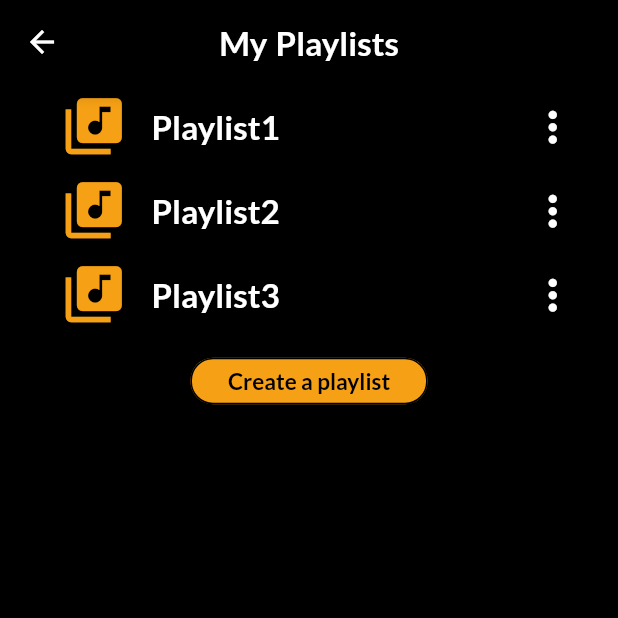
After one commit to sangn2911/MusicApp, a Flutter app: the Library screen opened directly, after a tap on "My Playlist", on a phone screen of 412 x 824 dp, the top half of it. The commit adds this screen. Run offline on Flutter 3.47's test engine with Material 2 defaults, Android fonts, the phone set to English and light mode, and no system bars; our stand-ins replace rxdart; missing offline and left inert: flute_music_player; network calls fail.

Commit message:
playlist button

```diff
--- a/lib/Custom/custemText.dart
+++ b/lib/Custom/custemText.dart
@@ -28,6 +28,7 @@ class TextLato extends StatelessWidget {
       str,
       overflow: TextOverflow.ellipsis,
       style: TextStyle(
+        wordSpacing: 1.15,
         color: color,
         fontSize: size,
         fontFamily: 'Lato',
--- /dev/null
+++ b/lib/Data/infoControllerBloC.dart
@@ -0,0 +1,44 @@
+import 'dart:math';
+// import 'package:MusicApp/OnlineFeature/httpTest.dart';
+import 'package:MusicApp/Data/playlistModel.dart';
+import 'package:MusicApp/Data/songModel.dart';
+import 'package:MusicApp/Data/userModel.dart';
+import 'package:MusicApp/OnlineFeature/httpService.dart';
+import 'package:flute_music_player/flute_music_player.dart';
+import 'package:rxdart/rxdart.dart';
+
+class InfoControllerBloC {
+
+  BehaviorSubject<UserModel> _userInfo;
+  BehaviorSubject<List<String>> playlists;
+
+  BehaviorSubject<UserModel> get userInfo => _userInfo;
+
+  InfoControllerBloC(){
+    _initStreams();
+  }
+
+  void _initStreams(){
+    UserModel initUser = UserModel(name: "Sang", email: "sangn2911@gmail.com", phone: "0935594725", coin: 0, isVip: 0);
+    _userInfo = BehaviorSubject<UserModel>.seeded(initUser);
+    playlists = BehaviorSubject<List<String>>.seeded(["Playlist1", "Playlist2", "Playlist3"]);
+  }
+
+
+  Future<void> fetchPlaylists(String name) async {
+    List<String> response = await fetchPlaylist(name);
+    playlists.add(response);
+  }
+
+  void dispose(){
+    playlists.close();
+  }
+
+  void saveUserInfo(UserModel userInfo){
+    _userInfo.add(userInfo);
+  }
+
+  void changeUserName(String name){
+    _userInfo.value.name = name;
+  }
+}
--- a/lib/Data/mainControlBloC.dart
+++ b/lib/Data/mainControlBloC.dart
@@ -1,16 +1,22 @@
 import 'dart:math';
 // import 'package:MusicApp/OnlineFeature/httpTest.dart';
+import 'package:MusicApp/Data/playlistModel.dart';
 import 'package:MusicApp/Data/songModel.dart';
 import 'package:MusicApp/OnlineFeature/httpService.dart';
 import 'package:flute_music_player/flute_music_player.dart';
 import 'package:rxdart/rxdart.dart';
+
+import 'infoControllerBloC.dart';
 
 enum PlayerState { stopped, playing, paused }
 enum PlayerMode { shuffle, repeat, normal }
 
 class MainControllerBloC{
 
+  InfoControllerBloC infoBloC;
+
 //List
+
   BehaviorSubject<List<SongItem>> favourite;
 
 //List management
@@ -50,6 +56,7 @@ class MainControllerBloC{
   BehaviorSubject<PlayerMode> get playerMode => _playerMode;
 
   MainControllerBloC(){
+    infoBloC = InfoControllerBloC();
     _initStreams();
     _initAudioPlayer();
     _initCurrentSong();
@@ -133,6 +140,9 @@ class MainControllerBloC{
     favourite.add(fav);
   }
 
+
+
+
   Future<void> fetchSongs() async {
     print("Fectch Songs");
     await MusicFinder.allSongs()
@@ -165,7 +175,7 @@ class MainControllerBloC{
   }
 
 //Basic Function
-  play(Song song) {
+  play(Song song, {Playlist playlist}) {
     _currentSong.add(song);
     _audioPlayer.play(song.uri, isLocal: false);
     _playerState.add(PlayerState.playing);
@@ -226,8 +236,6 @@ class MainControllerBloC{
       playRandomSong();
     }
     else
-      //if (fromDB.value == true) playOnline(_currentSongOnline.value);
-      //else
       next();
   }
 
--- /dev/null
+++ b/lib/Data/playlistModel.dart
@@ -0,0 +1,28 @@
+import 'dart:convert';
+
+import 'package:MusicApp/Data/songModel.dart';
+
+Playlist playlistFromJson(String str) => Playlist.fromJson(json.decode(str));
+
+String playlistToJson(Playlist data) => json.encode(data.toJson());
+
+class Playlist {
+    Playlist({
+        this.name,
+        this.songlist,
+    });
+
+    String name;
+    List<SongItem> songlist;
+
+    factory Playlist.fromJson(Map<String, dynamic> json) => Playlist(
+        name: json["name"],
+        songlist: List<SongItem>.from(json["songlist"].map((x) => SongItem.fromJson(x))),
+    );
+
+    Map<String, dynamic> toJson() => {
+        "name": name,
+        "songlist": List<dynamic>.from(songlist.map((x) => x.toJson())),
+    };
+
+}
--- a/lib/Data/songModel.dart
+++ b/lib/Data/songModel.dart
@@ -32,12 +32,13 @@ class SongItem {
     String artist;
 
     factory SongItem.fromJson(Map<String, dynamic> json) => SongItem(
-        id: json["id"],
+        id: json["_id"],
         title: json["title"] == null ? "Unknown" : json["title"],
         artist: json["artist"] == null ? "Unknown" : json["artist"],
     );
 
     Map<String, dynamic> toJson() => {
+        "id": id,
         "title": title,
         "artist": artist,
     };
--- a/lib/OnlineFeature/UI/library.dart
+++ b/lib/OnlineFeature/UI/library.dart
@@ -1,14 +1,40 @@
 
 // import 'package:MusicApp/Feature/currentPlaying.dart';
 // import 'package:MusicApp/Feature/musicPlayer.dart';
+import 'package:MusicApp/Data/mainControlBloC.dart';
+import 'package:MusicApp/Data/playlistModel.dart';
+import 'package:MusicApp/Data/userModel.dart';
+import 'package:MusicApp/OnlineFeature/UI/playlist.dart';
+import 'package:MusicApp/OnlineFeature/httpService.dart';
 import 'package:flutter/material.dart';
 import 'package:MusicApp/Custom/color.dart';
 import 'package:MusicApp/Custom/customIcons.dart';
 import 'package:MusicApp/Custom/custemText.dart';
+import 'package:MusicApp/OnlineFeature/httpService.dart';
+import 'package:provider/provider.dart';
 
-class Library extends StatelessWidget {
+
+class Library extends StatefulWidget {
+
+  // final UserModel userInfo;
+  // Library(this.userInfo);
+
+  @override
+  _LibraryState createState() => _LibraryState();
+}
+
+class _LibraryState extends State<Library> {
+
+
+  @override
+  void initState() {
+    super.initState();
+
+  }
+
   @override
   Widget build(BuildContext context) {
+    final MainControllerBloC mp = Provider.of<MainControllerBloC>(context);
     return SafeArea(
       child: Scaffold(
         backgroundColor: Colors.black,
@@ -23,34 +49,93 @@ class Library extends StatelessWidget {
           child: Column(
             crossAxisAlignment: CrossAxisAlignment.start,
             children: <Widget> [
-              ListTile(
-                leading: Icon(
-                  Icons.playlist_add,
-                  size: 40,
-                  color: ColorCustom.orange,
-                ),
-                title: TextLato("Create playlist", Colors.white, 22, FontWeight.w500),
-              ),
-              ListTile(
-                leading: Icon(
-                  Icons.star,
-                  size: 40,
-                  color: ColorCustom.orange,
-                ),
-                title: TextLato("Favourite Songs", Colors.white, 22, FontWeight.w500),
-              ),
-              ListTile(
-                leading: Icon(
-                  IconCustom.album_1,
-                  size: 40,
-                  color: ColorCustom.orange,
-                ),
-                title: TextLato("My Playlist", Colors.white, 22, FontWeight.w500),
-              ),
+              listTile(Icons.playlist_add,"Create playlist",(){
+                createPlayList(context, mp);
+              }),
+              listTile(Icons.star,"Favourite Songs",(){}),
+              listTile(IconCustom.album_1,"My Playlist",() async{
+                UserModel userInfo =  mp.infoBloC.userInfo.value;
+                //String username = userInfo.name;
+                //List<String> playlists = await fetchPlaylist(userInfo.name);
+                mp.infoBloC.fetchPlaylists("Tri");
+                Navigator.push(context,
+                  MaterialPageRoute(
+                    builder: (context) => Playlists(mp, userInfo),
+                  )
+                );
+              }),
             ]
           ),
         ),
       ),
     );
   }
+
+  Widget listTile(IconData icon,String str, Function() function){
+    return ListTile(
+      leading: Icon(
+        icon,
+        size: 40,
+        color: ColorCustom.orange,
+      ),
+      title: TextLato(str, Colors.white, 22, FontWeight.w500),
+      onTap: function,
+    );
+  }
+
+  final TextEditingController customController = TextEditingController(text: "");
+
+  Future<String> createPlayList(BuildContext context, MainControllerBloC mp){
+    return showDialog(
+      context: context,
+      builder: (context){
+        return AlertDialog(
+          backgroundColor: ColorCustom.grey,
+          title: TextLato("New playlist's name:",Colors.amber, 20, FontWeight.w700),
+          content: TextField(
+            obscureText: false,
+            controller: customController,
+            style: TextStyle(
+              fontSize: 20.0,
+              fontFamily: 'Lato',
+              fontWeight: FontWeight.w400,
+              color: Colors.amber,
+            ),
+            cursorColor: Colors.black,
+            decoration: InputDecoration(
+              focusedBorder: UnderlineInputBorder(
+                borderSide: BorderSide(color: Colors.black)
+              )
+            ),
+          ),
+          actions: <Widget>[
+            MaterialButton(
+              elevation: 5.0,
+              child: TextLato("Confirm",Colors.amber, 20, FontWeight.w700),
+              onPressed: () async{
+                List<String> playlists = await createPlaylist(customController.text, mp.infoBloC.userInfo.value.name);
+                if ( playlists == null ) {
+                  createAlertDialog("Playlist's name exist", context);
+                }
+                else{
+                  mp.infoBloC.playlists.add(playlists);
+                  Navigator.pop(context);
+                }
+
+              },
+            ),
+            MaterialButton(
+              elevation: 5.0,
+                child: TextLato("Cancel",Colors.amber, 20, FontWeight.w700),
+              onPressed: (){
+                Navigator.of(context).pop(customController.text.toString());
+              },
+            )
+          ],
+        );
+      }
+    );
+  }
+
+
 }
--- a/lib/OnlineFeature/UI/login.dart
+++ b/lib/OnlineFeature/UI/login.dart
@@ -147,7 +147,7 @@ class Login extends StatelessWidget {
                 context,
                 MaterialPageRoute(
                   builder: (context) => GoOnline(null),
-                  )
+                )
                 // PageRouteBuilder(
                 //   transitionDuration: Duration(milliseconds: 550),
                 //   transitionsBuilder: (BuildContext context,
--- /dev/null
+++ b/lib/OnlineFeature/UI/playlist.dart
@@ -0,0 +1,254 @@
+import 'dart:ui';
+
+import 'package:MusicApp/Data/mainControlBloC.dart';
+import 'package:MusicApp/Data/playlistModel.dart';
+import 'package:MusicApp/Data/userModel.dart';
+import 'package:MusicApp/Feature/currentPlaying.dart';
+import 'package:MusicApp/Feature/musicPlayer.dart';
+import 'package:MusicApp/OnlineFeature/httpService.dart';
+import 'package:flutter/material.dart';
+import 'package:MusicApp/Custom/color.dart';
+import 'package:MusicApp/Custom/customIcons.dart';
+import 'package:MusicApp/Custom/custemText.dart';
+import 'package:MusicApp/OnlineFeature/httpService.dart';
+
+
+class Playlists extends StatefulWidget {
+
+  final MainControllerBloC mp;
+  final UserModel userInfo;
+  Playlists(this.mp, this.userInfo);
+
+  @override
+  _PlaylistsState createState() => _PlaylistsState();
+
+}
+
+class _PlaylistsState extends State<Playlists> {
+
+  bool isUsed = false;
+
+  @override
+  Widget build(BuildContext context) {
+    return SafeArea(
+      child: Scaffold(
+        appBar: AppBar(
+          backgroundColor: Colors.black,
+          centerTitle: true,
+          leading: BackButton(
+            color: Colors.white,
+            onPressed: (){
+              Navigator.pop(context);
+            }
+          ),
+          title: TextLato("My Playlists", Colors.white, 22, FontWeight.w700),
+        ),
+        body: Stack(
+          children: <Widget>[
+            body(),
+            Positioned(
+              left: 0,
+              right: 0,
+              bottom: 0,
+              child: Column(
+                children: <Widget> [
+                  currentPlaying(widget.mp),
+                ]
+              )
+            ),
+          ]
+        ),
+      ),
+    );
+  }
+
+  Widget body(){
+    MainControllerBloC _mp = widget.mp;
+    return Container(
+      color: Colors.black,
+      child: StreamBuilder(
+        stream: _mp.infoBloC.playlists,
+        builder: (BuildContext context, AsyncSnapshot<List<String>> snapshot){
+          if (!snapshot.hasData){
+            return Center(
+              child: CircularProgressIndicator(
+                backgroundColor: Colors.black,
+                valueColor: AlwaysStoppedAnimation(Colors.white),
+              ),
+            );
+          }
+          List<String> playlists = snapshot.data;
+          print(playlists);
+
+          if (playlists.length == 0){
+            return noPlaylist();
+          }
+          else
+            return listPlaylist(context, playlists);
+        }
+      )
+    );
+  }
+
+  Widget listPlaylist(BuildContext context, List<String> playlists){
+    return ListView.builder(
+      physics: BouncingScrollPhysics(),
+      itemCount: playlists.length + 2,
+      itemBuilder: (BuildContext context, int index){
+        if (index == playlists.length)
+          return Container(
+            height: 60,
+            child: Center(
+              child: createPlaylistButton(),
+            ),
+          );
+        if (index == playlists.length + 1)
+          return widget.mp.isUsed.value ? Container(height: 60) : Container();
+        String playlist = playlists[index];
+        return playListCard(playlist);
+        },
+    );
+  }
+
+  Widget playListCard(String playlist){
+    return ListTile(
+      contentPadding: EdgeInsets.only(left: 40, right: 20),
+      leading: Icon(
+        Icons.library_music,
+        color: ColorCustom.orange,
+        size: 45,
+      ),
+      title: TextLato(playlist, Colors.white, 22, FontWeight.w700),
+      trailing: IconButton(
+        icon: Icon(
+          Icons.more_vert,
+          color: Colors.white,
+          size: 33,
+        ),
+        onPressed: (){}
+      ),
+    );
+  }
+
+  Widget noPlaylist(){
+    return Center(
+      child: Column(
+        mainAxisAlignment: MainAxisAlignment.center,
+        //crossAxisAlignment: CrossAxisAlignment.center,
+        children: <Widget> [
+          TextLato("No playlist found.", Colors.white, 19, FontWeight.w500),
+          TextLato("Create new one?", Colors.white, 18, FontWeight.w500),
+          createPlaylistButton(),
+        ]
+      )
+    );
+  }
+
+  Widget createPlaylistButton(){
+    return ButtonTheme(
+      height: 31,
+      minWidth: 158,
+      buttonColor: ColorCustom.orange,
+      child: RaisedButton(
+        onPressed: ((){
+          createPlaylistPopUp(context);
+        }),
+        shape: RoundedRectangleBorder(
+          borderRadius: BorderRadius.circular(15.0),
+          side: BorderSide(color: Colors.black)
+        ),
+        child: Text(
+          "Create a playlist",
+          style: TextStyle(
+            fontFamily: 'Lato',
+            fontWeight: FontWeight.w700,
+            color: Colors.black,
+            fontSize: 15,
+          ),
+        ),
+      ),
+    );
+  }
+
+  Widget currentPlaying(MainControllerBloC mp){
+    return StreamBuilder<bool>(
+      stream: mp.isUsed,
+      builder: (BuildContext context, AsyncSnapshot<bool> snapshot){
+        if (!snapshot.hasData){
+          return Container();
+        }
+        return !snapshot.data
+          ? Container()
+          : GestureDetector(
+            onTap: (){
+              Navigator.push(
+                context,
+                MaterialPageRoute(
+                  builder: (context) => MusicPlayer(mp),
+                )
+              );
+            },
+            child: CurrentPlayBar(mp)
+          );
+      },
+    );
+  }
+
+  final TextEditingController customController = TextEditingController(text: "");
+
+  Future<String> createPlaylistPopUp(BuildContext context){
+    return showDialog(
+      context: context,
+      builder: (context){
+        return BackdropFilter(
+          filter: ImageFilter.blur(sigmaX: 3, sigmaY: 3),
+          child: AlertDialog(
+            backgroundColor: Colors.black,
+            title: TextLato("New playlist's name:",Colors.white, 20, FontWeight.w700),
+            content: TextField(
+              obscureText: false,
+              controller: customController,
+              style: TextStyle(
+                fontSize: 20.0,
+                fontFamily: 'Lato',
+                fontWeight: FontWeight.w400,
+                color: Colors.white,
+              ),
+              cursorColor: Colors.white,
+              decoration: InputDecoration(
+                enabledBorder: UnderlineInputBorder(
+                  borderSide: BorderSide(color: Colors.white)
+                ),
+                border: UnderlineInputBorder(
+                  borderSide: BorderSide(color: Colors.white)
+                ),
+                focusedBorder: UnderlineInputBorder(
+                  borderSide: BorderSide(color: Colors.white)
+                )
+              ),
+            ),
+            actions: <Widget>[
+              MaterialButton(
+                elevation: 5.0,
+                child: TextLato("Confirm",Colors.white, 20, FontWeight.w700),
+                onPressed: () async{
+                  List<String> playlists = await createPlaylist(customController.text, widget.userInfo.name);
+                  //widget.mp.playlists.add(playlists);
+                  Navigator.pop(context);
+                },
+              ),
+              MaterialButton(
+                elevation: 5.0,
+                  child: TextLato("Cancel",Colors.white, 20, FontWeight.w700),
+                onPressed: (){
+                  Navigator.of(context).pop(customController.text.toString());
+                },
+              )
+            ],
+          ),
+        );
+      }
+    );
+  }
+
+}
--- a/lib/OnlineFeature/UI/purchase.dart
+++ b/lib/OnlineFeature/UI/purchase.dart
@@ -109,7 +109,7 @@ class Purchase extends StatelessWidget {
         leading: image,
         title: text(bankName, color: Colors.amber),
         onTap: (){
-          createAlert(context, bankName).then((onValue) => print(onValue));// send to database
+          createAlert(context, bankName).then((onValue) => print(onValue)); // send to database
         },
       ),
     );
--- a/lib/OnlineFeature/httpService.dart
+++ b/lib/OnlineFeature/httpService.dart
@@ -1,5 +1,6 @@
 import 'dart:convert';
 
+//import 'package:MusicApp/Data/playlistModel.dart';
 import 'package:MusicApp/Data/songModel.dart';
 import 'package:MusicApp/Data/userModel.dart';
 import 'package:flute_music_player/flute_music_player.dart';
@@ -93,7 +94,33 @@ Future<bool> logOut(String name) async{
 
 }
 
+Future<bool> transactionForCoin(String name) async{
+
+  Map data = {
+    "service": "bank",
+    "username": name,
+  };
+
+  String body = json.encode(data);
+
+  final response = await http.post(url,
+    body: body,
+  );
+
+  print("Status Code: ${response.statusCode}");
+
+  if (response.statusCode == 200){
+    return true;
+  }
+  else {
+    return false;
+  }
+
+}
+
 Future<List<SongItem>> getfavourite() async{
+
+  //return [];
 
   Map data = {
     "service": "favouriteLst",
@@ -105,15 +132,14 @@ Future<List<SongItem>> getfavourite() async{
     body: body,
   );
 
-  print("Status Code: ${response.statusCode}");
-  print("Body: ${response.body}");
+  //print("Status Code: ${response.statusCode}");
 
   if (response.statusCode == 200){
     Favourite favouriteList = favouriteFromJson(response.body);
     return favouriteList.favourite;
   }
   else {
-    return null;
+    return [];
   }
 
 }
@@ -122,7 +148,7 @@ Future<Song> getSong(String id) async{
 
   Map data = {
     "service": "songLink",
-    "id": id,
+    "_id": id,
   };
 
   String body = json.encode(data);
@@ -132,8 +158,9 @@ Future<Song> getSong(String id) async{
   );
 
   print("Status Code: ${response.statusCode}");
-  print("Body: ${response.body}");
+
   if (response.statusCode == 200){
+    print("Body Song: ${response.body}");
     var jsondecode = json.decode(response.body);
     Song song = Song(
       null,
@@ -153,6 +180,95 @@ Future<Song> getSong(String id) async{
 
 }
 
+Future<List<String>> fetchPlaylist(String username) async{
+
+  Map data = {
+    "service": "myPlaylist",
+    "username": username,
+  };
+
+  String body = json.encode(data);
+
+  final response = await http.post(url,
+    body: body,
+  );
+
+  // print("Status Code: ${response.statusCode}");
+  // print("Body: ${response.body}");
+
+  if (response.statusCode == 200) {
+    var jsondecode = json.decode(response.body);
+    List<dynamic> playlists = jsondecode["result"];
+    List<String> result = playlists.cast<String>().toList();
+    return result;
+  }
+  else {
+    return null;
+  }
+
+}
+
+
+Future<List<String>> createPlaylist(String name, String username) async{
+
+  Map data = {
+    "service": "createPlaylist",
+    "playlistname": name,
+    "username": username,
+  };
+
+  String body = json.encode(data);
+
+  final response = await http.post(url,
+    body: body,
+  );
+
+  print("Status Code: ${response.statusCode}");
+
+
+  if (response.statusCode == 200) {
+    print("Body Playlist: ${response.body}");
+    var jsondecode = json.decode(response.body);
+
+
+    List<dynamic> playlists = jsondecode;
+    List<String> result = playlists.cast<String>().toList();
+    return result;
+  }
+  else {
+    return null;
+  }
+
+}
+
+Future<void> playlistAdd(String name, String username, String id) async{
+
+  Map data = {
+    "service": "addPlaylist",
+    "playlistname": name,
+    "username": username,
+    "_id": id,
+  };
+
+  String body = json.encode(data);
+
+  final response = await http.post(url,
+    body: body,
+  );
+
+  print("Status Code: ${response.statusCode}");
+  print("Body: ${response.body}");
+  if (response.statusCode == 200){
+    var jsondecode = json.decode(response.body);
+  }
+  else {
+    return null;
+  }
+
+}
+
+
+
 createAlertDialog(String str, BuildContext context){
   return showDialog(context: context, builder: (context){
     return AlertDialog(
@@ -163,7 +279,7 @@ createAlertDialog(String str, BuildContext context){
             fontSize: 20,
             color: Colors.red
           ),
-          ),
+        ),
       ),
     );
   });
```
Also changed, not shown: lib/Feature/currentPlaying.dart (+7 -1 lines), lib/Feature/downloadlist.dart (+12 -10 lines), lib/Feature/musicPlayer.dart (+15 -2 lines), lib/OnlineFeature/UI/homePage.dart (+14 -20 lines), lib/myMusic.dart (+4 -4 lines), lib/root.dart (+16 -20 lines), 1 other file.
